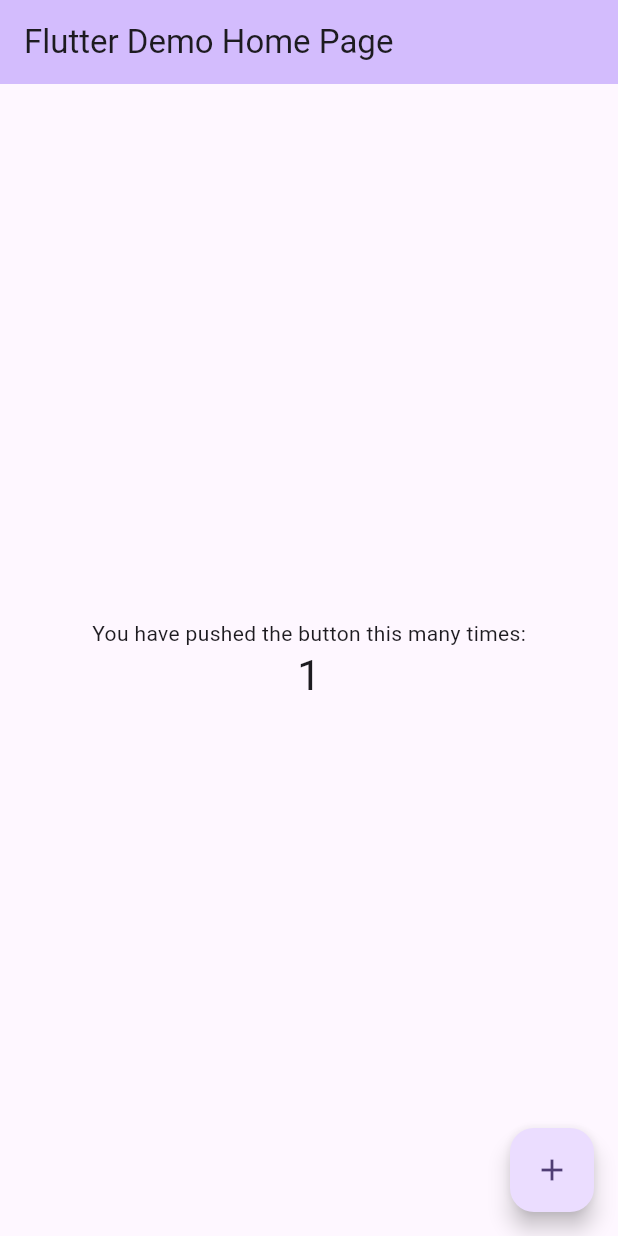
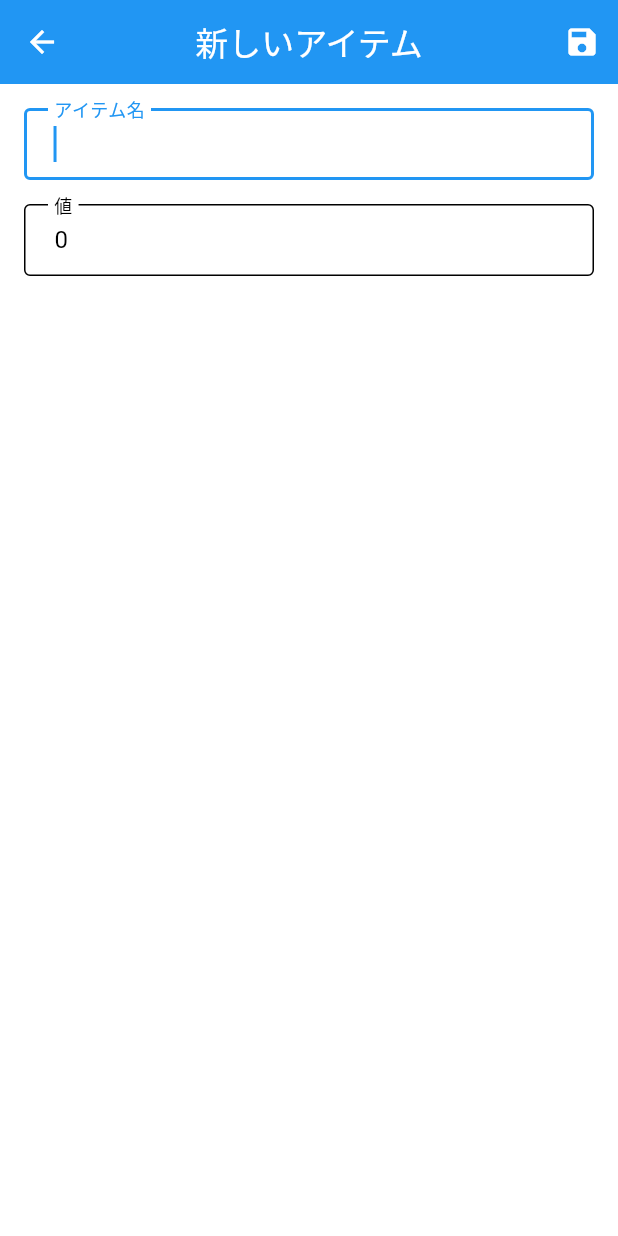
Before and after one commit to kittyflute1812/Nocoris, a Flutter app: the screen it shows after launch, after a tap on the "add" icon, on a phone screen of 412 x 824 dp. Run offline on Flutter 3.47's test engine with Material 3 defaults, Android fonts, the phone set to English and light mode, and no system bars; our stand-ins replace logger, shared_preferences.

```diff
--- a/lib/main.dart
+++ b/lib/main.dart
@@ -1,4 +1,6 @@
 import 'package:flutter/material.dart';
+import 'screens/home_screen.dart';
+import 'theme/app_theme.dart';
 
 void main() {
   runApp(const MyApp());
@@ -7,116 +9,13 @@ void main() {
 class MyApp extends StatelessWidget {
   const MyApp({super.key});
 
-  // This widget is the root of your application.
   @override
   Widget build(BuildContext context) {
     return MaterialApp(
-      title: 'Flutter Demo',
-      theme: ThemeData(
-        // This is the theme of your application.
-        //
-        // TRY THIS: Try running your application with "flutter run". You'll see
-        // the application has a purple toolbar. Then, without quitting the app,
-        // try changing the seedColor in the colorScheme below to Colors.green
-        // and then invoke "hot reload" (save your changes or press the "hot
-        // reload" button in a Flutter-supported IDE, or press "r" if you used
-        // the command line to start the app).
-        //
-        // Notice that the counter didn't reset back to zero; the application
-        // state is not lost during the reload. To reset the state, use hot
-        // restart instead.
-        //
-        // This works for code too, not just values: Most code changes can be
-        // tested with just a hot reload.
-        colorScheme: ColorScheme.fromSeed(seedColor: Colors.deepPurple),
-      ),
-      home: const MyHomePage(title: 'Flutter Demo Home Page'),
+      title: 'CountDrop',
+      theme: AppTheme.light,
+      darkTheme: AppTheme.dark,
+      home: const HomeScreen(),
     );
   }
 }
-
-class MyHomePage extends StatefulWidget {
-  const MyHomePage({super.key, required this.title});
-
-  // This widget is the home page of your application. It is stateful, meaning
-  // that it has a State object (defined below) that contains fields that affect
-  // how it looks.
-
-  // This class is the configuration for the state. It holds the values (in this
-  // case the title) provided by the parent (in this case the App widget) and
-  // used by the build method of the State. Fields in a Widget subclass are
-  // always marked "final".
-
-  final String title;
-
-  @override
-  State<MyHomePage> createState() => _MyHomePageState();
-}
-
-class _MyHomePageState extends State<MyHomePage> {
-  int _counter = 0;
-
-  void _incrementCounter() {
-    setState(() {
-      // This call to setState tells the Flutter framework that something has
-      // changed in this State, which causes it to rerun the build method below
-      // so that the display can reflect the updated values. If we changed
-      // _counter without calling setState(), then the build method would not be
-      // called again, and so nothing would appear to happen.
-      _counter++;
-    });
-  }
-
-  @override
-  Widget build(BuildContext context) {
-    // This method is rerun every time setState is called, for instance as done
-    // by the _incrementCounter method above.
-    //
-    // The Flutter framework has been optimized to make rerunning build methods
-    // fast, so that you can just rebuild anything that needs updating rather
-    // than having to individually change instances of widgets.
-    return Scaffold(
-      appBar: AppBar(
-        // TRY THIS: Try changing the color here to a specific color (to
-        // Colors.amber, perhaps?) and trigger a hot reload to see the AppBar
-        // change color while the other colors stay the same.
-        backgroundColor: Theme.of(context).colorScheme.inversePrimary,
-        // Here we take the value from the MyHomePage object that was created by
-        // the App.build method, and use it to set our appbar title.
-        title: Text(widget.title),
-      ),
-      body: Center(
-        // Center is a layout widget. It takes a single child and positions it
-        // in the middle of the parent.
-        child: Column(
-          // Column is also a layout widget. It takes a list of children and
-          // arranges them vertically. By default, it sizes itself to fit its
-          // children horizontally, and tries to be as tall as its parent.
-          //
-          // Column has various properties to control how it sizes itself and
-          // how it positions its children. Here we use mainAxisAlignment to
-          // center the children vertically; the main axis here is the vertical
-          // axis because Columns are vertical (the cross axis would be
-          // horizontal).
-          //
-          // TRY THIS: Invoke "debug painting" (choose the "Toggle Debug Paint"
-          // action in the IDE, or press "p" in the console), to see the
-          // wireframe for each widget.
-          mainAxisAlignment: MainAxisAlignment.center,
-          children: <Widget>[
-            const Text('You have pushed the button this many times:'),
-            Text(
-              '$_counter',
-              style: Theme.of(context).textTheme.headlineMedium,
-            ),
-          ],
-        ),
-      ),
-      floatingActionButton: FloatingActionButton(
-        onPressed: _incrementCounter,
-        tooltip: 'Increment',
-        child: const Icon(Icons.add),
-      ), // This trailing comma makes auto-formatting nicer for build methods.
-    );
-  }
-}
--- /dev/null
+++ b/lib/screens/home_screen.dart
@@ -0,0 +1,147 @@
+import 'package:flutter/material.dart';
+import '../services/item_service.dart';
+import '../widgets/item_card.dart';
+import '../screens/item_form_screen.dart';
+
+/// メイン画面
+///
+/// アイテム一覧の表示と、アイテムの追加・編集・削除機能を提供します。
+class HomeScreen extends StatefulWidget {
+  final ItemService? itemService;
+
+  const HomeScreen({super.key, this.itemService});
+
+  @override
+  State<HomeScreen> createState() => _HomeScreenState();
+}
+
+class _HomeScreenState extends State<HomeScreen> {
+  late ItemService _itemService;
+  bool _isLoading = true;
+
+  @override
+  void initState() {
+    super.initState();
+    if (widget.itemService != null) {
+      _itemService = widget.itemService!;
+      _isLoading = false;
+    } else {
+      _initializeItemService();
+    }
+  }
+
+  /// ItemServiceの初期化
+  Future<void> _initializeItemService() async {
+    _itemService = await ItemService.create();
+    if (mounted) {
+      setState(() {
+        _isLoading = false;
+      });
+    }
+  }
+
+  /// アイテム作成/編集画面を表示
+  Future<void> _showItemFormDialog([String? itemId]) async {
+    final result = await Navigator.of(context).push(
+      MaterialPageRoute(
+        builder: (context) => ItemFormScreen(
+          item: itemId != null ? _itemService.getItemById(itemId) : null,
+          itemService: _itemService,
+        ),
+      ),
+    );
+
+    if (result == true) {
+      setState(() {});
+    }
+  }
+
+  /// アイテムの削除確認
+  Future<void> _showDeleteConfirmation(String itemId) async {
+    final item = _itemService.getItemById(itemId);
+    if (item == null) return;
+
+    final confirmed = await showDialog<bool>(
+      context: context,
+      builder: (context) => AlertDialog(
+        title: const Text('アイテムの削除'),
+        content: Text('${item.name}を削除してもよろしいですか？'),
+        actions: [
+          TextButton(
+            onPressed: () => Navigator.of(context).pop(false),
+            child: const Text('キャンセル'),
+          ),
+          TextButton(
+            onPressed: () => Navigator.of(context).pop(true),
+            child: const Text(
+              '削除',
+              style: TextStyle(color: Colors.red),
+            ),
+          ),
+        ],
+      ),
+    );
+
+    if (confirmed == true) {
+      await _itemService.deleteItem(itemId);
+      setState(() {});
+    }
+  }
+
+  @override
+  Widget build(BuildContext context) {
+    return Scaffold(
+      appBar: AppBar(
+        title: const Text('CountDrop'),
+        centerTitle: true,
+      ),
+      body: _isLoading
+          ? const Center(child: CircularProgressIndicator())
+          : _itemService.items.isEmpty
+              ? Center(
+                  child: Column(
+                    mainAxisAlignment: MainAxisAlignment.center,
+                    children: [
+                      const Text(
+                        'アイテムがありません',
+                        style: TextStyle(fontSize: 18),
+                      ),
+                      const SizedBox(height: 16),
+                      ElevatedButton.icon(
+                        onPressed: () => _showItemFormDialog(),
+                        icon: const Icon(Icons.add),
+                        label: const Text('アイテムを追加'),
+                      ),
+                    ],
+                  ),
+                )
+              : ListView.builder(
+                  itemCount: _itemService.items.length,
+                  itemBuilder: (context, index) {
+                    final item = _itemService.items[index];
+                    return ItemCard(
+                      key: ValueKey(item.id),
+                      item: item,
+                      onDecrement: () async {
+                        await _itemService.decrementItem(item.id);
+                        setState(() {});
+                      },
+                      onIncrement: () async {
+                        await _itemService.incrementItem(item.id);
+                        setState(() {});
+                      },
+                      onEdit: () => _showItemFormDialog(item.id),
+                      onDelete: () => _showDeleteConfirmation(item.id),
+                    );
+                  },
+                ),
+      floatingActionButton: !_isLoading
+          ? FloatingActionButton(
+              onPressed: () => _showItemFormDialog(),
+              tooltip: 'アイテムを追加',
+              child: const Icon(Icons.add),
+            )
+          : null,
+    );
+  }
+}
--- /dev/null
+++ b/lib/screens/item_form_screen.dart
@@ -0,0 +1,137 @@
+import 'package:flutter/material.dart';
+import 'package:flutter/services.dart';
+import '../models/item.dart';
+import '../services/item_service.dart';
+
+class ItemFormScreen extends StatefulWidget {
+  final Item? item;
+  final ItemService? itemService;
+
+  const ItemFormScreen({
+    super.key,
+    this.item,
+    this.itemService,
+  });
+
+  @override
+  State<ItemFormScreen> createState() => _ItemFormScreenState();
+}
+
+class _ItemFormScreenState extends State<ItemFormScreen> {
+  final _formKey = GlobalKey<FormState>();
+  final _nameController = TextEditingController();
+  final _countController = TextEditingController();
+  ItemService? _itemService;
+  bool _isLoading = true;
+
+  @override
+  void initState() {
+    super.initState();
+    _initializeItemService();
+    if (widget.item != null) {
+      _nameController.text = widget.item!.name;
+      _countController.text = widget.item!.count.toString();
+    } else {
+      _countController.text = '0';  // デフォルト値を設定
+    }
+  }
+
+  Future<void> _initializeItemService() async {
+    _itemService = widget.itemService ?? await ItemService.create();
+    if (mounted) {
+      setState(() {
+        _isLoading = false;
+      });
+    }
+  }
+
+  @override
+  void dispose() {
+    _nameController.dispose();
+    _countController.dispose();
+    super.dispose();
+  }
+
+  Future<void> _saveItem() async {
+    if (_formKey.currentState!.validate() && _itemService != null) {
+      final name = _nameController.text;
+      final count = int.parse(_countController.text);
+
+      if (widget.item != null) {
+        // 編集モード
+        await _itemService!.updateItem(widget.item!.id, count);
+      } else {
+        // 作成モード
+        await _itemService!.createItem(name, count);
+      }
+
+      if (mounted) {
+        Navigator.of(context).pop();
+      }
+    }
+  }
+
+  @override
+  Widget build(BuildContext context) {
+    return Scaffold(
+      appBar: AppBar(
+        title: Text(widget.item != null ? 'アイテムを編集' : '新しいアイテム'),
+        actions: [
+          IconButton(
+            icon: const Icon(Icons.save),
+            onPressed: _isLoading ? null : _saveItem,
+            tooltip: 'アイテムを保存',
+          ),
+        ],
+      ),
+      body: _isLoading
+          ? const Center(child: CircularProgressIndicator())
+          : Form(
+              key: _formKey,
+              child: ListView(
+                padding: const EdgeInsets.all(16.0),
+                children: [
+                  TextFormField(
+                    controller: _nameController,
+                    decoration: const InputDecoration(
+                      labelText: 'アイテム名',
+                      border: OutlineInputBorder(),
+                    ),
+                    validator: (value) {
+                      if (value == null || value.isEmpty) {
+                        return 'アイテム名を入力してください';
+                      }
+                      return null;
+                    },
+                    textInputAction: TextInputAction.next,
+                    autofocus: true,
+                    enabled: widget.item == null,  // 編集モードでは名前を変更不可
+                  ),
+                  const SizedBox(height: 16.0),
+                  TextFormField(
+                    controller: _countController,
+                    decoration: const InputDecoration(
+                      labelText: '値',
+                      border: OutlineInputBorder(),
+                    ),
+                    keyboardType: TextInputType.number,
+                    inputFormatters: [
+                      FilteringTextInputFormatter.digitsOnly,
+                    ],
+                    validator: (value) {
+                      if (value == null || value.isEmpty) {
+                        return '値を入力してください';
+                      }
+                      final number = int.tryParse(value);
+                      if (number == null || number < 0) {
+                        return '0以上の数値を入力してください';
+                      }
+                      return null;
+                    },
+                  ),
+                ],
+              ),
+            ),
+    );
+  }
+}
--- /dev/null
+++ b/lib/theme/app_theme.dart
@@ -0,0 +1,147 @@
+import 'package:flutter/material.dart';
+
+/// アプリケーション全体のテーマを定義
+class AppTheme {
+  static const _primaryColor = Color(0xFF2196F3);  // Blue
+  static const _accentColor = Color(0xFF03A9F4);   // Light Blue
+  static const _errorColor = Color(0xFFE53935);    // Red
+
+  /// ライトモードのテーマ
+  static ThemeData get light => ThemeData(
+        useMaterial3: true,
+        colorScheme: ColorScheme.light(
+          primary: _primaryColor,
+          secondary: _accentColor,
+          error: _errorColor,
+        ),
+        appBarTheme: const AppBarTheme(
+          centerTitle: true,
+          backgroundColor: _primaryColor,
+          foregroundColor: Colors.white,
+          elevation: 0,
+        ),
+        cardTheme: CardTheme(
+          elevation: 2,
+          shape: RoundedRectangleBorder(
+            borderRadius: BorderRadius.circular(12),
+          ),
+          margin: const EdgeInsets.symmetric(
+            horizontal: 16,
+            vertical: 8,
+          ),
+        ),
+        inputDecorationTheme: InputDecorationTheme(
+          border: OutlineInputBorder(
+            borderRadius: BorderRadius.circular(12),
+          ),
+          filled: true,
+          contentPadding: const EdgeInsets.symmetric(
+            horizontal: 16,
+            vertical: 12,
+          ),
+        ),
+        elevatedButtonTheme: ElevatedButtonThemeData(
+          style: ElevatedButton.styleFrom(
+            padding: const EdgeInsets.symmetric(
+              horizontal: 24,
+              vertical: 12,
+            ),
+            shape: RoundedRectangleBorder(
+              borderRadius: BorderRadius.circular(12),
+            ),
+          ),
+        ),
+        textButtonTheme: TextButtonThemeData(
+          style: TextButton.styleFrom(
+            padding: const EdgeInsets.symmetric(
+              horizontal: 16,
+              vertical: 8,
+            ),
+          ),
+        ),
+        iconButtonTheme: IconButtonThemeData(
+          style: IconButton.styleFrom(
+            padding: const EdgeInsets.all(12),
+          ),
+        ),
+        snackBarTheme: SnackBarThemeData(
+          behavior: SnackBarBehavior.floating,
+          shape: RoundedRectangleBorder(
+            borderRadius: BorderRadius.circular(8),
+          ),
+        ),
+        dividerTheme: const DividerThemeData(
+          space: 1,
+          thickness: 1,
+        ),
+      );
+
+  /// ダークモードのテーマ
+  static ThemeData get dark => ThemeData(
+        useMaterial3: true,
+        colorScheme: ColorScheme.dark(
+          primary: _primaryColor,
+          secondary: _accentColor,
+          error: _errorColor,
+        ),
+        appBarTheme: AppBarTheme(
+          centerTitle: true,
+          backgroundColor: Colors.grey[900],
+          elevation: 0,
+        ),
+        cardTheme: CardTheme(
+          elevation: 2,
+          shape: RoundedRectangleBorder(
+            borderRadius: BorderRadius.circular(12),
+          ),
+          margin: const EdgeInsets.symmetric(
+            horizontal: 16,
+            vertical: 8,
+          ),
+        ),
+        inputDecorationTheme: InputDecorationTheme(
+          border: OutlineInputBorder(
+            borderRadius: BorderRadius.circular(12),
+          ),
+          filled: true,
+          contentPadding: const EdgeInsets.symmetric(
+            horizontal: 16,
+            vertical: 12,
+          ),
+        ),
+        elevatedButtonTheme: ElevatedButtonThemeData(
+          style: ElevatedButton.styleFrom(
+            padding: const EdgeInsets.symmetric(
+              horizontal: 24,
+              vertical: 12,
+            ),
+            shape: RoundedRectangleBorder(
+              borderRadius: BorderRadius.circular(12),
+            ),
+          ),
+        ),
+        textButtonTheme: TextButtonThemeData(
+          style: TextButton.styleFrom(
+            padding: const EdgeInsets.symmetric(
+              horizontal: 16,
+              vertical: 8,
+            ),
+          ),
+        ),
+        iconButtonTheme: IconButtonThemeData(
+          style: IconButton.styleFrom(
+            padding: const EdgeInsets.all(12),
+          ),
+        ),
+        snackBarTheme: SnackBarThemeData(
+          behavior: SnackBarBehavior.floating,
+          shape: RoundedRectangleBorder(
+            borderRadius: BorderRadius.circular(8),
+          ),
+        ),
+        dividerTheme: const DividerThemeData(
+          space: 1,
+          thickness: 1,
+        ),
+      );
+}
```
Also changed, not shown: pubspec.yaml (+1 -6 lines), 8 other files.
